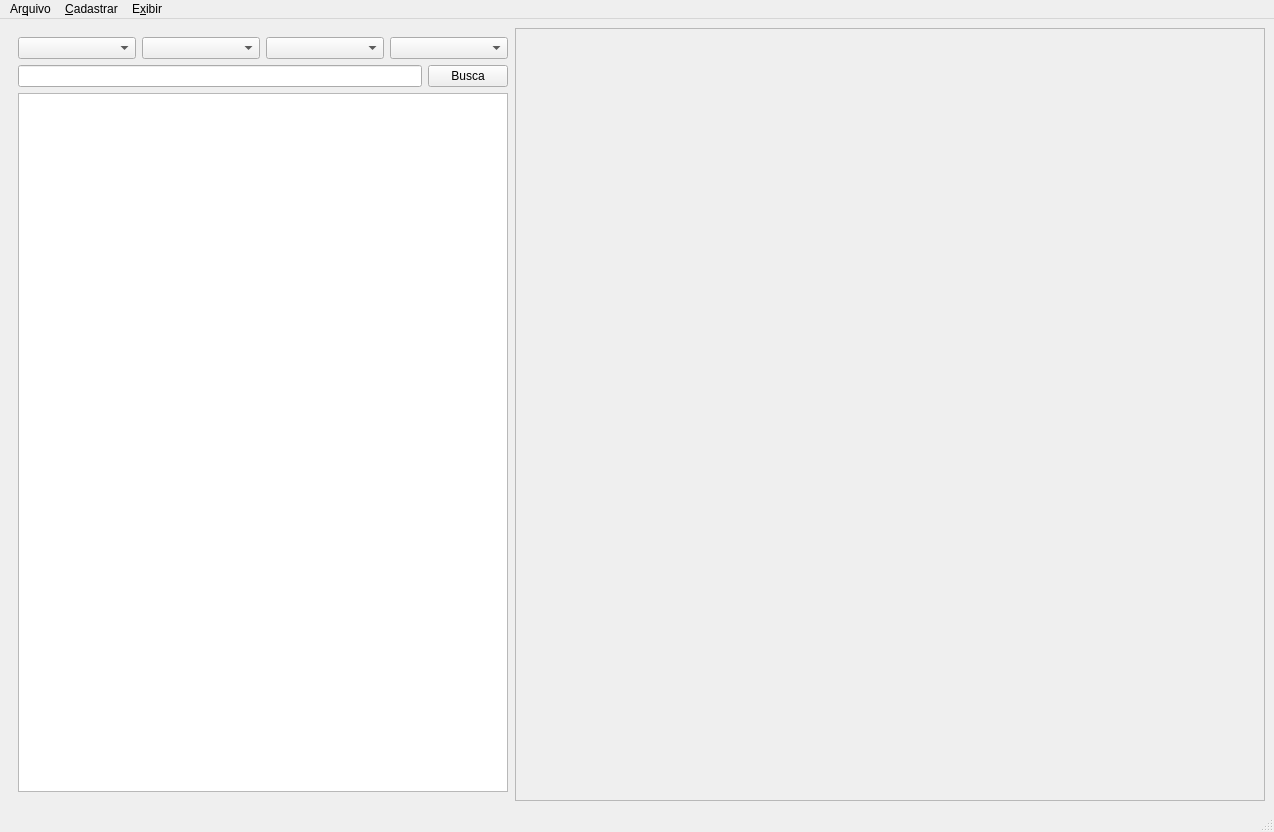
Before: the Qt Designer form src/main/python/ui/mainWindow.ui in matheusfillipe/ganec, drawn with Qt 5.
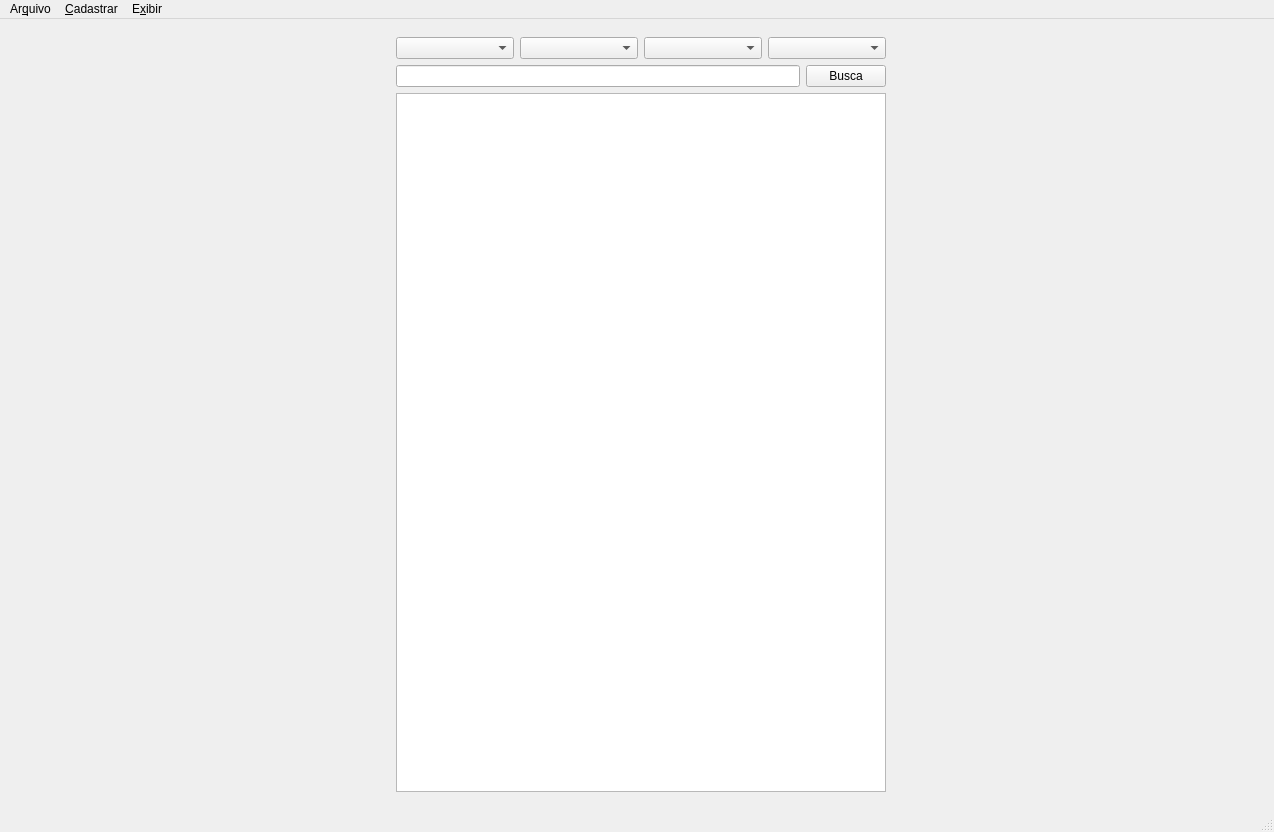
After: the same form once the commit is applied.

Commit message: Open Street Maps Widget

```diff
--- a/src/main/python/ui/mainWindow.ui
+++ b/src/main/python/ui/mainWindow.ui
@@ -36,19 +36,19 @@
         </property>
         <property name="minimumSize">
          <size>
-          <width>500</width>
+          <width>600</width>
           <height>0</height>
          </size>
         </property>
         <property name="maximumSize">
          <size>
-          <width>600</width>
+          <width>500</width>
           <height>16777215</height>
          </size>
         </property>
         <layout class="QVBoxLayout" name="verticalLayout_2" stretch="0,0,0">
          <property name="sizeConstraint">
-          <enum>QLayout::SetMaximumSize</enum>
+          <enum>QLayout::SetMinimumSize</enum>
          </property>
          <property name="rightMargin">
           <number>1</number>
@@ -93,29 +93,6 @@
         </layout>
        </widget>
       </item>
-      <item>
-       <widget class="QScrollArea" name="scrollArea">
-        <property name="minimumSize">
-         <size>
-          <width>600</width>
-          <height>0</height>
-         </size>
-        </property>
-        <property name="widgetResizable">
-         <bool>true</bool>
-        </property>
-        <widget class="QWidget" name="scrollAreaWidgetContents_2">
-         <property name="geometry">
-          <rect>
-           <x>0</x>
-           <y>0</y>
-           <width>750</width>
-           <height>747</height>
-          </rect>
-         </property>
-        </widget>
-       </widget>
-      </item>
      </layout>
     </item>
    </layout>
```
The commit also changes 6 other files.
